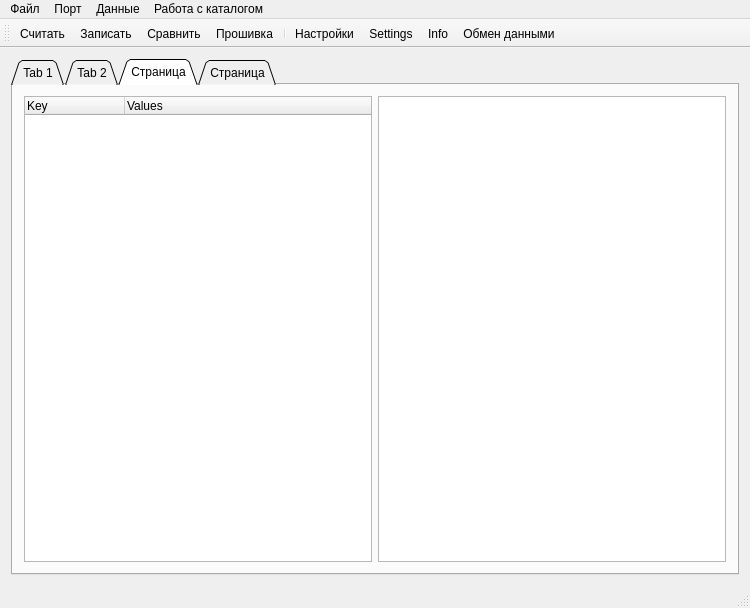
The window that ListenPort/listenport.ui (Evgeniykull/ListenPort) describes before a commit, drawn with Qt 5.
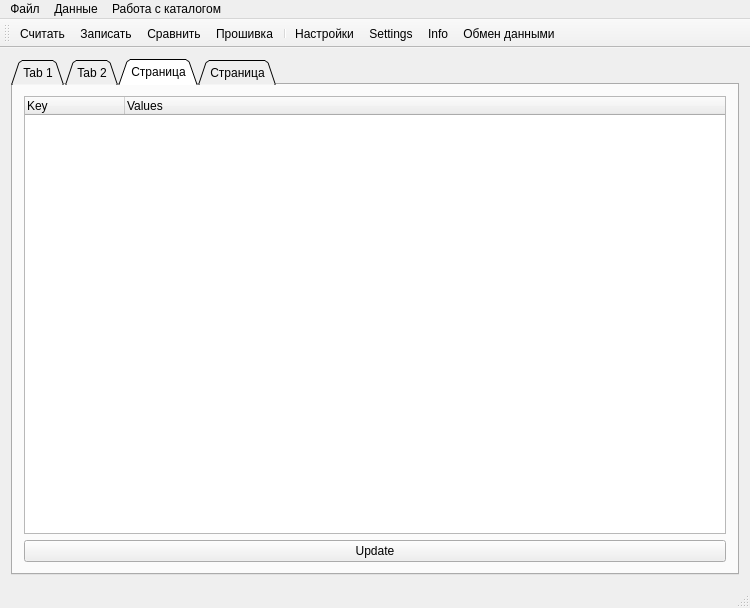
The same window after the commit. The open tabs and pages were chosen to show the change. Icons and pictures are not drawn.

Diff of the .ui file:
```diff
--- a/ListenPort/listenport.ui
+++ b/ListenPort/listenport.ui
@@ -161,10 +161,7 @@
         <string>Страница</string>
        </attribute>
        <layout class="QGridLayout" name="gridLayout_4">
-        <item row="0" column="1">
-         <widget class="QTextEdit" name="teInfo_2"/>
-        </item>
-        <item row="0" column="0">
+        <item row="1" column="0">
          <widget class="QTreeWidget" name="treeWidget_2">
           <column>
            <property name="text">
@@ -178,6 +175,13 @@
           </column>
          </widget>
         </item>
+        <item row="2" column="0">
+         <widget class="QPushButton" name="pbUpdateInfo">
+          <property name="text">
+           <string>Update</string>
+          </property>
+         </widget>
+        </item>
        </layout>
       </widget>
       <widget class="QWidget" name="tab_4">
@@ -209,13 +213,6 @@
     </property>
     <addaction name="actionExit"/>
    </widget>
-   <widget class="QMenu" name="menuPort">
-    <property name="title">
-     <string>Порт</string>
-    </property>
-    <addaction name="actionOpen_port"/>
-    <addaction name="actionClose_port"/>
-   </widget>
    <widget class="QMenu" name="menu">
     <property name="title">
      <string>Работа с каталогом</string>
@@ -232,7 +229,6 @@
     <addaction name="actReadFormFile"/>
    </widget>
    <addaction name="menuFile"/>
-   <addaction name="menuPort"/>
    <addaction name="menu_2"/>
    <addaction name="menu"/>
   </widget>
```
Left out of the diff: 24 changed lines with no effect on the pictures.
